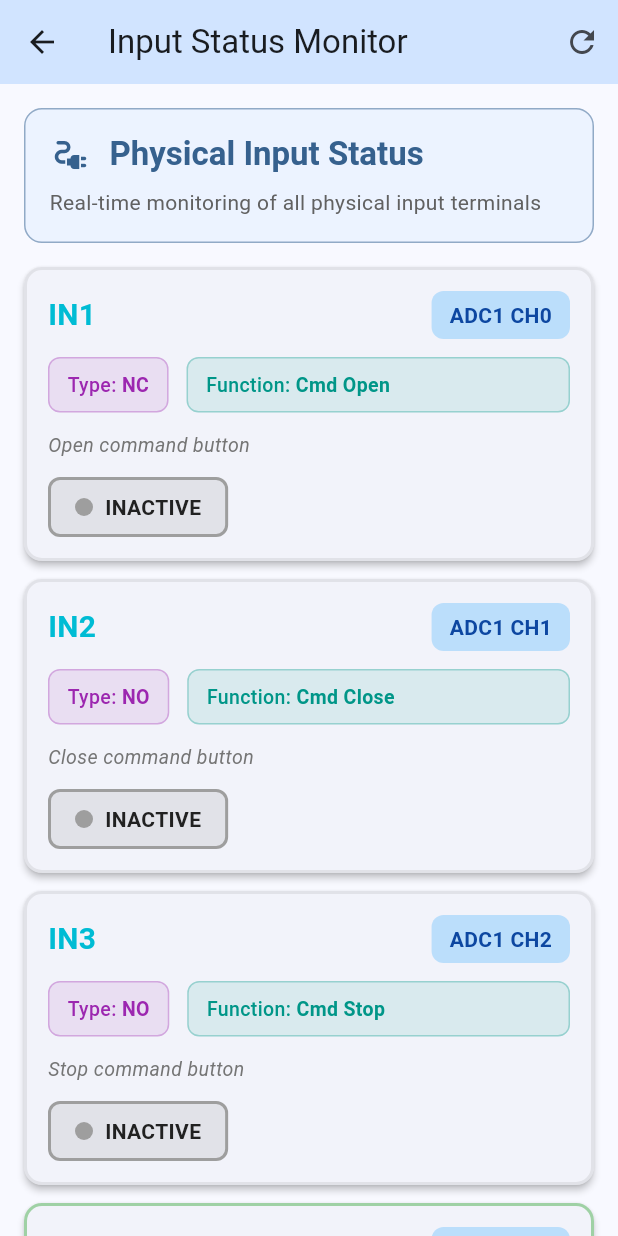
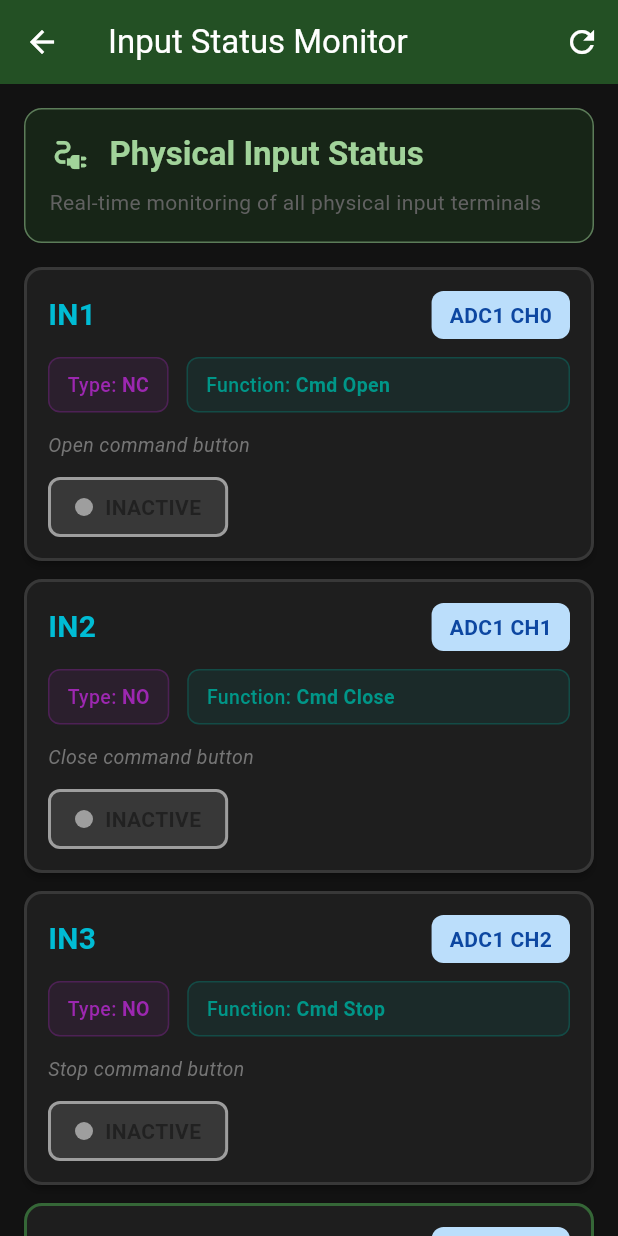
Before and after one commit to doowkcol/gatetorio, a Flutter app: the screen it shows after launch, after a tap on "Start Scanning", after a tap on "Demo Mode (Preview UI)", after a tap on the "electrical services" icon, on a phone screen of 412 x 824 dp. Run offline on Flutter 3.47's test engine with Material 3 defaults, Android fonts, the phone set to English and light mode, and no system bars; our stand-ins replace flutter_blue_plus, permission_handler; project files that could hold a hidden picture were left out.

Commit message:
Implement dark theme with Gatetorio green branding
- Switch to dark theme (background #121212, surface #1E1E1E)
- Use Gatetorio green (#4CAF50) as primary accent color
- Update app bar to dark theme without light blue background
- Adjust connection status banners for dark mode visibility
- Update button styling to match mockup design
- Reduce logo sizes for better balance (appbar: 28px, scanner: 100px)

```diff
--- a/gatetorio_app/lib/main.dart
+++ b/gatetorio_app/lib/main.dart
@@ -21,12 +21,16 @@ class GateterioApp extends StatelessWidget {
         debugShowCheckedModeBanner: false,
         theme: ThemeData(
           colorScheme: ColorScheme.fromSeed(
-            seedColor: Colors.blue,
-            brightness: Brightness.light,
+            seedColor: const Color(0xFF4CAF50), // Gatetorio green
+            brightness: Brightness.dark,
+            background: const Color(0xFF121212),
+            surface: const Color(0xFF1E1E1E),
           ),
           useMaterial3: true,
+          scaffoldBackgroundColor: const Color(0xFF121212),
           cardTheme: CardThemeData(
             elevation: 2,
+            color: const Color(0xFF1E1E1E),
             shape: RoundedRectangleBorder(
               borderRadius: BorderRadius.circular(12),
             ),
@@ -39,29 +43,13 @@ class GateterioApp extends StatelessWidget {
               ),
             ),
           ),
-        ),
-        darkTheme: ThemeData(
-          colorScheme: ColorScheme.fromSeed(
-            seedColor: Colors.blue,
-            brightness: Brightness.dark,
-          ),
-          useMaterial3: true,
-          cardTheme: CardThemeData(
-            elevation: 2,
-            shape: RoundedRectangleBorder(
-              borderRadius: BorderRadius.circular(12),
-            ),
-          ),
-          elevatedButtonTheme: ElevatedButtonThemeData(
-            style: ElevatedButton.styleFrom(
-              padding: const EdgeInsets.symmetric(horizontal: 24, vertical: 16),
-              shape: RoundedRectangleBorder(
-                borderRadius: BorderRadius.circular(12),
-              ),
-            ),
+          appBarTheme: const AppBarTheme(
+            backgroundColor: Color(0xFF1E1E1E),
+            foregroundColor: Colors.white,
+            elevation: 0,
           ),
         ),
-        themeMode: ThemeMode.system,
+        themeMode: ThemeMode.dark,
         home: const HomeScreen(),
       ),
     );
--- a/gatetorio_app/lib/screens/home_screen.dart
+++ b/gatetorio_app/lib/screens/home_screen.dart
@@ -18,14 +18,13 @@ class HomeScreen extends StatelessWidget {
           children: [
             Image.asset(
               'assets/images/GateTorio lightmode icon.png',
-              height: 32,
+              height: 28,
               fit: BoxFit.contain,
             ),
             const SizedBox(width: 12),
             const Text('Gatetorio'),
           ],
         ),
-        backgroundColor: Theme.of(context).colorScheme.primaryContainer,
         actions: [
           Consumer<BleService>(
             builder: (context, bleService, child) {
--- a/gatetorio_app/lib/widgets/connection_status.dart
+++ b/gatetorio_app/lib/widgets/connection_status.dart
@@ -13,15 +13,15 @@ class ConnectionStatus extends StatelessWidget {
           return Container(
             width: double.infinity,
             padding: const EdgeInsets.all(12),
-            color: Colors.red.shade100,
+            color: const Color(0xFF5C1010),
             child: Row(
               children: [
-                Icon(Icons.error, color: Colors.red.shade900),
+                const Icon(Icons.error, color: Color(0xFFFF6B6B)),
                 const SizedBox(width: 12),
                 Expanded(
                   child: Text(
                     bleService.lastError!,
-                    style: TextStyle(color: Colors.red.shade900),
+                    style: const TextStyle(color: Color(0xFFFF6B6B)),
                   ),
                 ),
               ],
@@ -32,8 +32,8 @@ class ConnectionStatus extends StatelessWidget {
         if (bleService.isConnected) {
           // Show different colors for demo mode vs real connection
           final isDemoMode = bleService.isDemoMode;
-          final bgColor = isDemoMode ? Colors.orange.shade100 : Colors.green.shade100;
-          final textColor = isDemoMode ? Colors.orange.shade900 : Colors.green.shade900;
+          final bgColor = isDemoMode ? const Color(0xFF5C3A10) : const Color(0xFF1B5E20);
+          final textColor = isDemoMode ? const Color(0xFFFFB74D) : const Color(0xFF81C784);
           final icon = isDemoMode ? Icons.preview : Icons.bluetooth_connected;
 
           return Container(
@@ -64,21 +64,21 @@ class ConnectionStatus extends StatelessWidget {
           return Container(
             width: double.infinity,
             padding: const EdgeInsets.all(12),
-            color: Colors.blue.shade100,
-            child: Row(
+            color: const Color(0xFF0D47A1),
+            child: const Row(
               children: [
                 SizedBox(
                   width: 20,
                   height: 20,
                   child: CircularProgressIndicator(
                     strokeWidth: 2,
-                    color: Colors.blue.shade900,
+                    color: Color(0xFF64B5F6),
                   ),
                 ),
-                const SizedBox(width: 12),
+                SizedBox(width: 12),
                 Text(
                   'Scanning for devices...',
-                  style: TextStyle(color: Colors.blue.shade900),
+                  style: TextStyle(color: Color(0xFF64B5F6)),
                 ),
               ],
             ),
--- a/gatetorio_app/lib/widgets/device_scanner.dart
+++ b/gatetorio_app/lib/widgets/device_scanner.dart
@@ -24,7 +24,7 @@ class DeviceScanner extends StatelessWidget {
                       // Gatetorio Logo
                       Image.asset(
                         'assets/images/GateTorio lightmode icon.png',
-                        height: 120,
+                        height: 100,
                         fit: BoxFit.contain,
                       ),
                       const SizedBox(height: 16),
@@ -57,8 +57,9 @@ class DeviceScanner extends StatelessWidget {
                     ? 'Scanning...'
                     : 'Start Scanning'),
                 style: ElevatedButton.styleFrom(
-                  backgroundColor: Theme.of(context).colorScheme.primary,
-                  foregroundColor: Theme.of(context).colorScheme.onPrimary,
+                  backgroundColor: const Color(0xFF1565C0), // Blue scan button
+                  foregroundColor: Colors.white,
+                  minimumSize: const Size(double.infinity, 56),
                 ),
               ),
               const SizedBox(height: 12),
@@ -70,7 +71,8 @@ class DeviceScanner extends StatelessWidget {
                 label: const Text('Demo Mode (Preview UI)'),
                 style: OutlinedButton.styleFrom(
                   foregroundColor: Colors.orange,
-                  side: const BorderSide(color: Colors.orange),
+                  side: const BorderSide(color: Colors.orange, width: 2),
+                  minimumSize: const Size(double.infinity, 56),
                 ),
               ),
               const SizedBox(height: 24),
```
